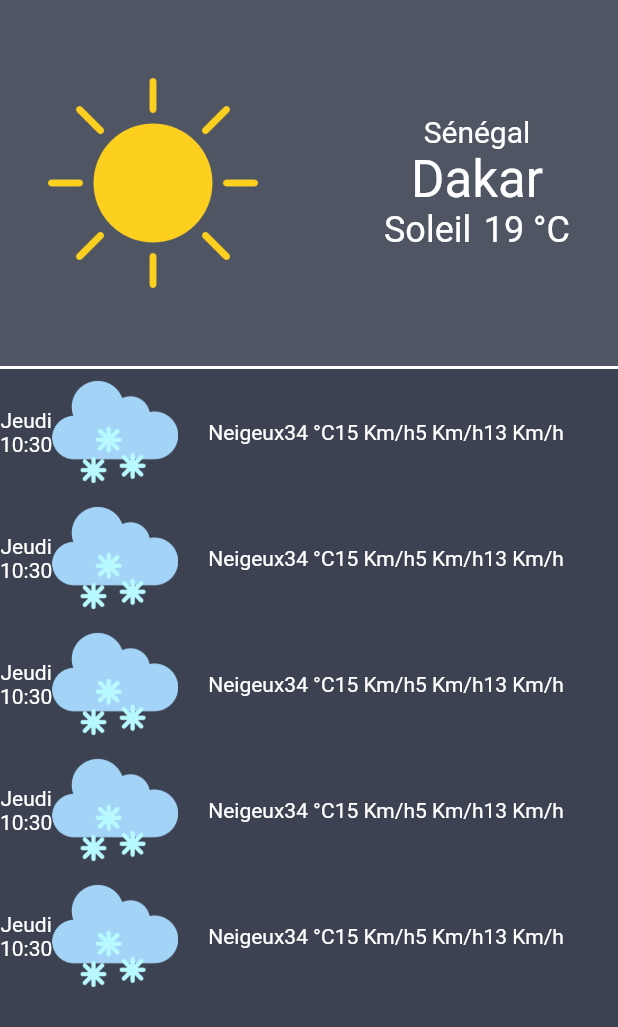
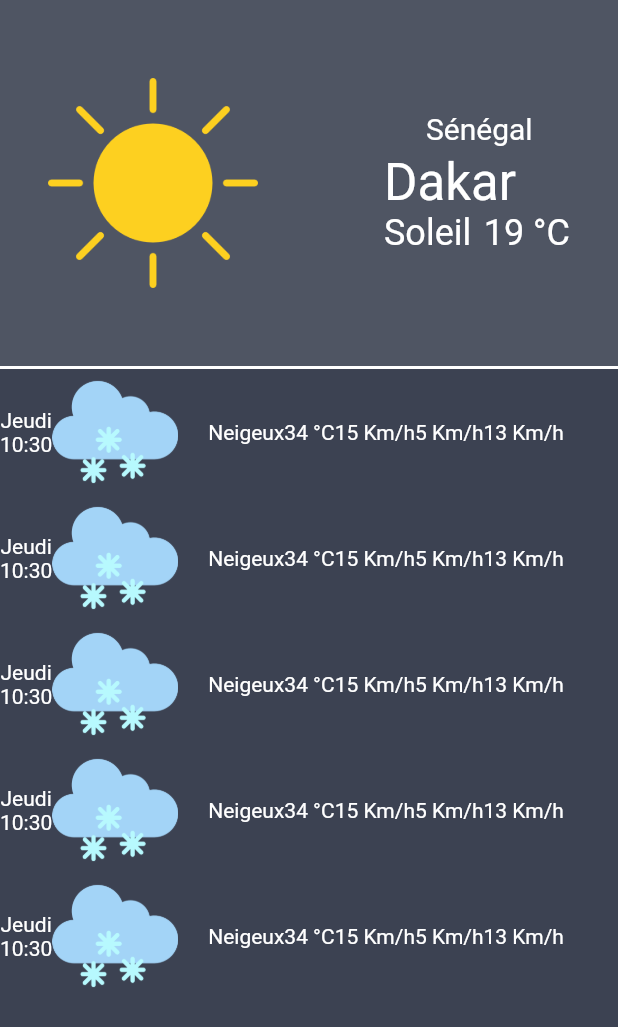
Before and after one commit to isyll/MeteoApp, a Flutter app: the screen it shows after launch, on a phone screen of 412 x 824 dp. Shown: the top 1027 px of the screen. Run offline on Flutter 3.47's test engine with Material 3 defaults, Android fonts, the phone set to English and light mode, and no system bars.

Commit message:
refactor: clean WeatherInfo

```diff
--- a/lib/widgets/weather_info.dart
+++ b/lib/widgets/weather_info.dart
@@ -1,5 +1,4 @@
 import 'package:flutter/material.dart';
-import 'package:flutter/widgets.dart';
 import 'package:meteo_app/enums/weather_code.dart';
 import 'package:meteo_app/services/weather_service.dart';
 
@@ -28,14 +27,17 @@ class WeatherInfo extends StatelessWidget {
     final weatherLabel = WeatherService.getWeatherLabel(weatherCode);
     return Align(
         alignment: Alignment.topLeft,
-        child: Column(children: [
-          Text(country,
+        child: Column(crossAxisAlignment: CrossAxisAlignment.start, children: [
+          Padding(
+            padding: const EdgeInsets.only(left: 28, bottom: 4),
+            child: Text(country,
                 style: const TextStyle(
                     color: Colors.white,
                     fontSize: 20.0,
                     fontWeight: FontWeight.normal,
                     fontFamily: 'Roboto',
                     decoration: TextDecoration.none)),
+          ),
           Text(
             city,
             style: const TextStyle(
```
Lines whose indentation alone changed are shown as unchanged.
